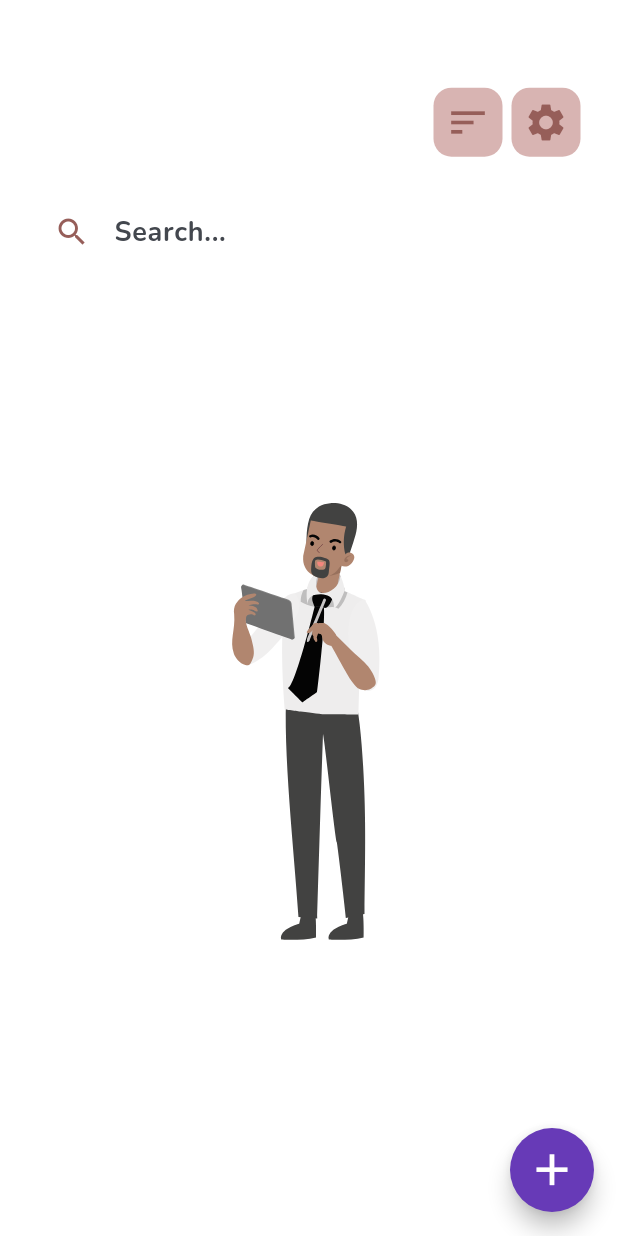
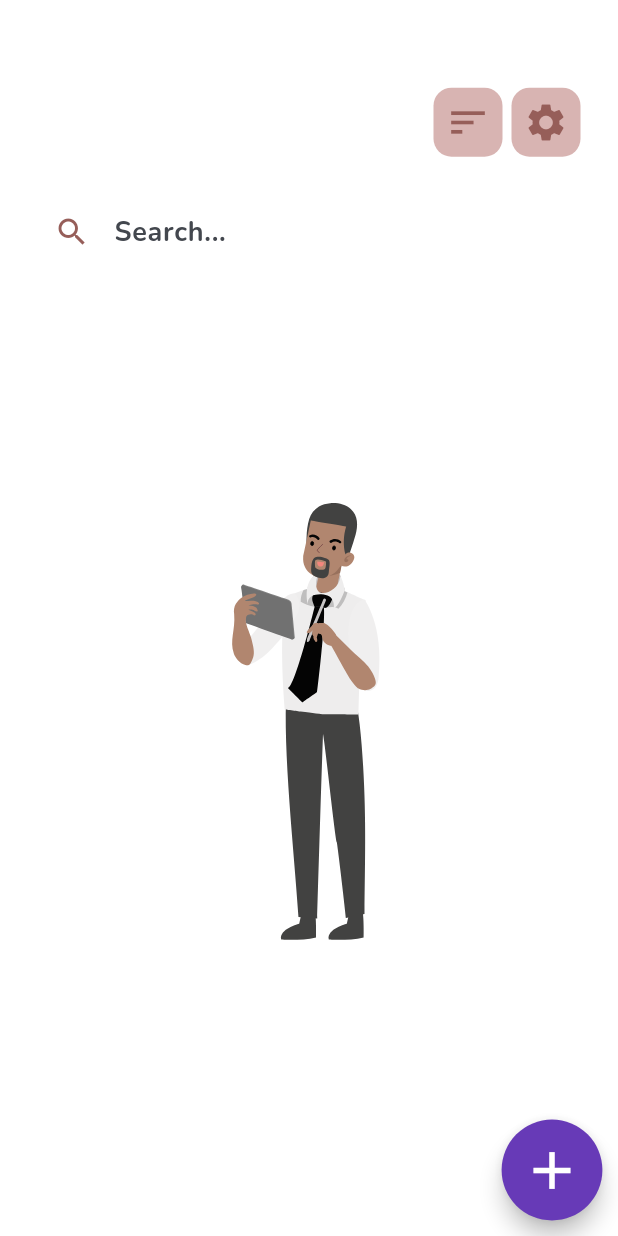
Before and after one commit to S-Mistarihi/note_app, a Flutter app: the HomeScreen screen opened directly, on a phone screen of 412 x 824 dp. Run offline on Flutter 3.47's test engine with Material 3 defaults, Android fonts, the phone set to English and light mode, and no system bars; our stand-ins replace google_fonts, hive, hive_flutter, lottie, shared_preferences, sizer; accounts and stored records are empty.

Commit message:
chore: Improving some things

```diff
--- a/lib/screens/edit_note/edit_note_screen.dart
+++ b/lib/screens/edit_note/edit_note_screen.dart
@@ -40,7 +40,7 @@ class _EditNoteScreenState extends State<EditNoteScreen> {
   Widget build(BuildContext context) {
     return Scaffold(
       body: Padding(
-        padding: const EdgeInsets.symmetric(horizontal: 24.0),
+        padding:  EdgeInsets.symmetric(horizontal: 24.0),
         child: SingleChildScrollView(
           child: Column(
             children: [
--- a/lib/screens/home/home_screen.dart
+++ b/lib/screens/home/home_screen.dart
@@ -1,4 +1,5 @@
 import 'package:flutter/material.dart';
+import 'package:flutter/rendering.dart';
 import 'package:hive_flutter/hive_flutter.dart';
 import 'package:sizer/sizer.dart';
 
@@ -6,6 +7,7 @@ import '../../core/constants/app_color.dart';
 import '../../core/constants/hive_boxes.dart';
 import '../../core/enum/sort_type.dart';
 import '../../core/managers/hive_manager.dart';
+import '../../core/managers/sort_manager.dart';
 import '../../models/note_model.dart';
 
 import '../../utils/note_shorter.dart';
@@ -26,12 +28,38 @@ class HomeScreen extends StatefulWidget {
 
 class _HomeScreenState extends State<HomeScreen> {
   final TextEditingController _searchController = TextEditingController();
+  final ScrollController _scrollController = ScrollController();
 
-  SortType _sortType = SortType.newest;
+  bool _showFab = true;
+
+  SortType get _sortType => SortManager.instance.sortType;
+
+  @override
+  void initState() {
+    super.initState();
+
+    _scrollController.addListener(() {
+      if (_scrollController.position.userScrollDirection ==
+          ScrollDirection.reverse) {
+        if (_showFab) {
+          setState(() {
+            _showFab = false;
+          });
+        }
+      } else {
+        if (!_showFab) {
+          setState(() {
+            _showFab = true;
+          });
+        }
+      }
+    });
+  }
 
   @override
   void dispose() {
     _searchController.dispose();
+    _scrollController.dispose();
 
     super.dispose();
   }
@@ -58,10 +86,10 @@ class _HomeScreenState extends State<HomeScreen> {
             SizedBox(height: 6.h),
             BuildHeader(
               currentSort: _sortType,
-              onSortSelected: (value) {
-                setState(() {
-                  _sortType = value;
-                });
+              onSortSelected: (value) async {
+                await SortManager.instance.changeSort(value);
+
+                setState(() {});
               },
             ),
             SizedBox(height: 12),
@@ -103,7 +131,11 @@ class _HomeScreenState extends State<HomeScreen> {
                                 isSearchEmpty:
                                     _searchController.text.isNotEmpty,
                               )
-                            : ListView(
+                            : AnimatedSize(
+                                duration: const Duration(milliseconds: 400),
+                                curve: Curves.easeInOut,
+                                child: ListView(
+                                  controller: _scrollController,
                                   children: [
                                     if (pinnedNotes.isNotEmpty) ...[
                                       SectionHeader(
@@ -112,10 +144,12 @@ class _HomeScreenState extends State<HomeScreen> {
                                       ),
 
                                       ...pinnedNotes.map(
-                                      (note) => BuildBodyWithData(note: note),
+                                        (note) => BuildBodyWithData(
+                                          key: ValueKey(note.key),
+                                          note: note,
+                                        ),
                                       ),
                                     ],
-
                                     if (otherNotes.isNotEmpty) ...[
                                       SectionHeader(
                                         icon: Icons.notes,
@@ -123,10 +157,14 @@ class _HomeScreenState extends State<HomeScreen> {
                                       ),
 
                                       ...otherNotes.map(
-                                      (note) => BuildBodyWithData(note: note),
+                                        (note) => BuildBodyWithData(
+                                          key: ValueKey(note.key),
+                                          note: note,
+                                        ),
                                       ),
                                     ],
                                   ],
+                                ),
                               ),
                       ),
                     ],
@@ -138,7 +176,10 @@ class _HomeScreenState extends State<HomeScreen> {
         ),
       ),
 
-      floatingActionButton: FloatingActionButton(
+      floatingActionButton: AnimatedScale(
+        duration: const Duration(milliseconds: 250),
+        scale: _showFab ? 1.2 : 0,
+        child: FloatingActionButton(
           backgroundColor: Colors.deepPurple,
           foregroundColor: AppColor.basicWhite,
           shape: const CircleBorder(),
@@ -157,6 +198,7 @@ class _HomeScreenState extends State<HomeScreen> {
           },
           child: const Icon(Icons.add, size: 35),
         ),
+      ),
     );
   }
 }
--- a/lib/utils/note_shorter.dart
+++ b/lib/utils/note_shorter.dart
@@ -1,47 +1,24 @@
-import 'package:note_app/core/enum/sort_type.dart';
-import 'package:note_app/models/note_model.dart';
+import '../../core/enum/sort_type.dart';
+import '../../models/note_model.dart';
 
 class NoteSorter {
-  NoteSorter._();
-
-  static List<NoteModel> sort(
-      List<NoteModel> notes,
-      SortType sortType,
-      ) {
-    switch (sortType) {
+  static List<NoteModel> sort(List<NoteModel> notes, SortType type) {
+    switch (type) {
       case SortType.newest:
-        notes.sort(
-              (a, b) => b.createdAt.compareTo(a.createdAt),
-        );
-        break;
+        return notes..sort((a, b) => b.createdAt.compareTo(a.createdAt));
 
       case SortType.oldest:
-        notes.sort(
-              (a, b) => a.createdAt.compareTo(b.createdAt),
-        );
-        break;
+        return notes..sort((a, b) => a.createdAt.compareTo(b.createdAt));
 
       case SortType.alphabeticalAZ:
-        notes.sort(
-              (a, b) => a.title
-              .toLowerCase()
-              .compareTo(
-            b.title.toLowerCase(),
-          ),
+        return notes..sort(
+          (a, b) => a.title.toLowerCase().compareTo(b.title.toLowerCase()),
         );
-        break;
 
       case SortType.alphabeticalZA:
-        notes.sort(
-              (a, b) => b.title
-              .toLowerCase()
-              .compareTo(
-            a.title.toLowerCase(),
-          ),
+        return notes..sort(
+          (a, b) => b.title.toLowerCase().compareTo(a.title.toLowerCase()),
         );
-        break;
     }
-
-    return notes;
   }
 }
```
Also changed, not shown: lib/core/managers/sort_manager.dart (+14 -15 lines), lib/screens/add_note_sheet/add_note_bottom_sheet_screen.dart (+21 -2 lines), lib/screens/home/widget/build_body_with_data.dart (+79 -32 lines). Lines whose indentation alone changed are shown as unchanged.
